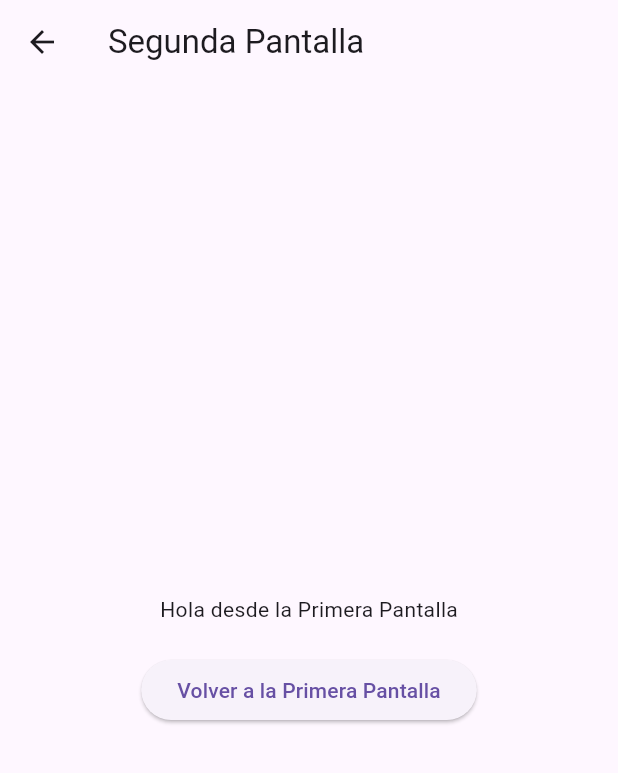
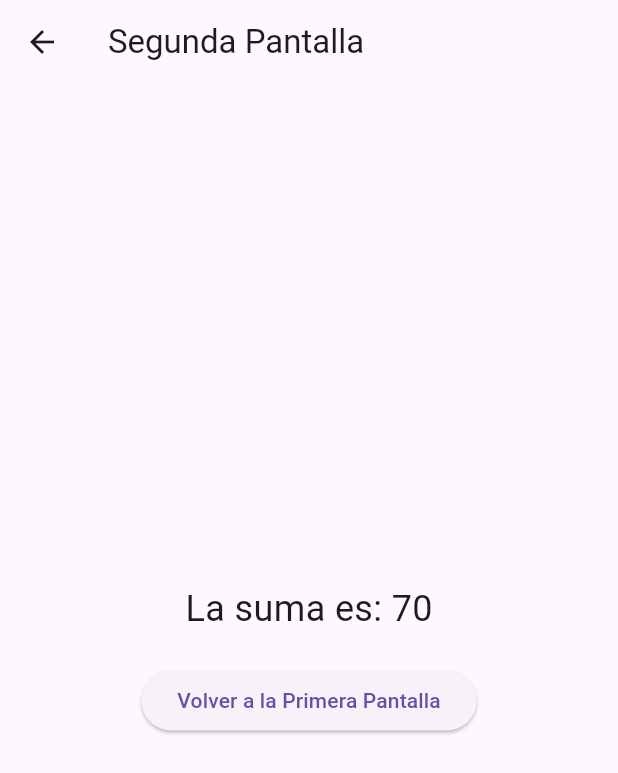
Before and after one commit to iveth-cocha/application_4, a Flutter app: the screen it shows after launch, after a tap on "Ir a la Segunda Pantalla", on a phone screen of 412 x 824 dp. Shown: the top 773 px of the screen. Run offline on Flutter 3.47's test engine with Material 3 defaults, Android fonts, the phone set to English and light mode, and no system bars.

Commit message:
suma y resultado en la segunda

```diff
--- a/lib/first_screen.dart
+++ b/lib/first_screen.dart
@@ -4,9 +4,15 @@ import 'second_screen.dart';
 class FirstScreen extends StatelessWidget {
   @override
   Widget build(BuildContext context) {
+    // Definimos dos números a sumar antes del scaffold
+    int num1 = 20;
+    int num2 = 50;
+    int suma = num1 + num2; // Calculamos la suma
+
     return Scaffold(
       appBar: AppBar(
         title: Text('Primera Pantalla'),
+
       ),
       body: Center(
         child: ElevatedButton(
@@ -15,7 +21,7 @@ class FirstScreen extends StatelessWidget {
             Navigator.push(
               context,
               MaterialPageRoute(
-                builder: (context) => SecondScreen(data: 'Hola desde la Primera Pantalla'),
+                builder: (context) => SecondScreen(Suma: suma),
               ),
             );
           },
--- a/lib/second_screen.dart
+++ b/lib/second_screen.dart
@@ -1,9 +1,9 @@
 import 'package:flutter/material.dart';
 
 class SecondScreen extends StatelessWidget {
-  final String data;
+  final int Suma;
 
-  SecondScreen({required this.data});
+  SecondScreen({required this.Suma}); // Constructor
 
   @override
   Widget build(BuildContext context) {
@@ -15,7 +15,7 @@ class SecondScreen extends StatelessWidget {
         child: Column(
           mainAxisAlignment: MainAxisAlignment.center,
           children: <Widget>[
-            Text(data),
+            Text('La suma es: $Suma', style: TextStyle(fontSize: 24)),
             SizedBox(height: 20),
             ElevatedButton(
               child: Text('Volver a la Primera Pantalla'),
```
